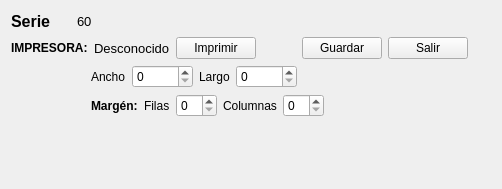
Before: the Qt Designer form Venta/ventaconfighoja.ui in radtek/manager, drawn with Qt 5.
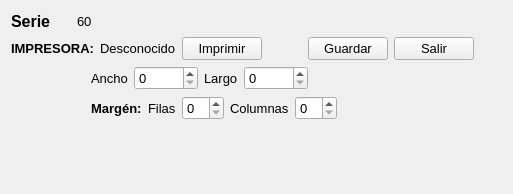
After: the same form once the commit is applied. Custom widgets are drawn as their Qt base class.

Patch:
```diff
--- a/Venta/ventaconfighoja.ui
+++ b/Venta/ventaconfighoja.ui
@@ -6,8 +6,8 @@
    <rect>
     <x>0</x>
     <y>0</y>
-    <width>502</width>
-    <height>189</height>
+    <width>513</width>
+    <height>194</height>
    </rect>
   </property>
   <property name="sizePolicy">
@@ -111,6 +111,7 @@
       <widget class="QLabel" name="label">
        <property name="font">
         <font>
+         <pointsize>10</pointsize>
          <weight>75</weight>
          <bold>true</bold>
         </font>
@@ -136,6 +137,11 @@
      </item>
      <item>
       <widget class="QPushButton" name="pushButton_imprimir">
+       <property name="font">
+        <font>
+         <pointsize>10</pointsize>
+        </font>
+       </property>
        <property name="text">
         <string>Imprimir</string>
        </property>
@@ -159,6 +165,11 @@
      </item>
      <item>
       <widget class="QPushButton" name="pushButton_guardar">
+       <property name="font">
+        <font>
+         <pointsize>10</pointsize>
+        </font>
+       </property>
        <property name="text">
         <string>Guardar</string>
        </property>
@@ -166,6 +177,11 @@
      </item>
      <item>
       <widget class="QPushButton" name="pushButton_salir">
+       <property name="font">
+        <font>
+         <pointsize>10</pointsize>
+        </font>
+       </property>
        <property name="text">
         <string>Salir</string>
        </property>
@@ -206,6 +222,13 @@
      </item>
      <item>
       <widget class="QLabel" name="label_3">
+       <property name="font">
+        <font>
+         <pointsize>10</pointsize>
+         <weight>50</weight>
+         <bold>false</bold>
+        </font>
+       </property>
        <property name="text">
         <string>Ancho</string>
        </property>
@@ -213,6 +236,11 @@
      </item>
      <item>
       <widget class="QSpinBox" name="spinBox_width">
+       <property name="font">
+        <font>
+         <pointsize>10</pointsize>
+        </font>
+       </property>
        <property name="maximum">
         <number>10000</number>
        </property>
@@ -220,6 +248,13 @@
      </item>
      <item>
       <widget class="QLabel" name="label_4">
+       <property name="font">
+        <font>
+         <pointsize>10</pointsize>
+         <weight>50</weight>
+         <bold>false</bold>
+        </font>
+       </property>
        <property name="text">
         <string>Largo</string>
        </property>
@@ -227,6 +262,11 @@
      </item>
      <item>
       <widget class="QSpinBox" name="spinBox_height">
+       <property name="font">
+        <font>
+         <pointsize>10</pointsize>
+        </font>
+       </property>
        <property name="maximum">
         <number>10000</number>
        </property>
@@ -269,6 +309,7 @@
       <widget class="QLabel" name="label_2">
        <property name="font">
         <font>
+         <pointsize>10</pointsize>
          <weight>75</weight>
          <bold>true</bold>
         </font>
@@ -280,6 +321,13 @@
      </item>
      <item>
       <widget class="QLabel" name="label_6">
+       <property name="font">
+        <font>
+         <pointsize>10</pointsize>
+         <weight>50</weight>
+         <bold>false</bold>
+        </font>
+       </property>
        <property name="text">
         <string>Filas</string>
        </property>
@@ -287,6 +335,11 @@
      </item>
      <item>
       <widget class="QSpinBox" name="spinBox_margen_fila">
+       <property name="font">
+        <font>
+         <pointsize>10</pointsize>
+        </font>
+       </property>
        <property name="minimum">
         <number>0</number>
        </property>
@@ -300,6 +353,13 @@
      </item>
      <item>
       <widget class="QLabel" name="label_5">
+       <property name="font">
+        <font>
+         <pointsize>10</pointsize>
+         <weight>50</weight>
+         <bold>false</bold>
+        </font>
+       </property>
        <property name="text">
         <string>Columnas</string>
        </property>
@@ -307,6 +367,11 @@
      </item>
      <item>
       <widget class="QSpinBox" name="spinBox_margen_columna">
+       <property name="font">
+        <font>
+         <pointsize>10</pointsize>
+        </font>
+       </property>
        <property name="minimum">
         <number>0</number>
        </property>
```
